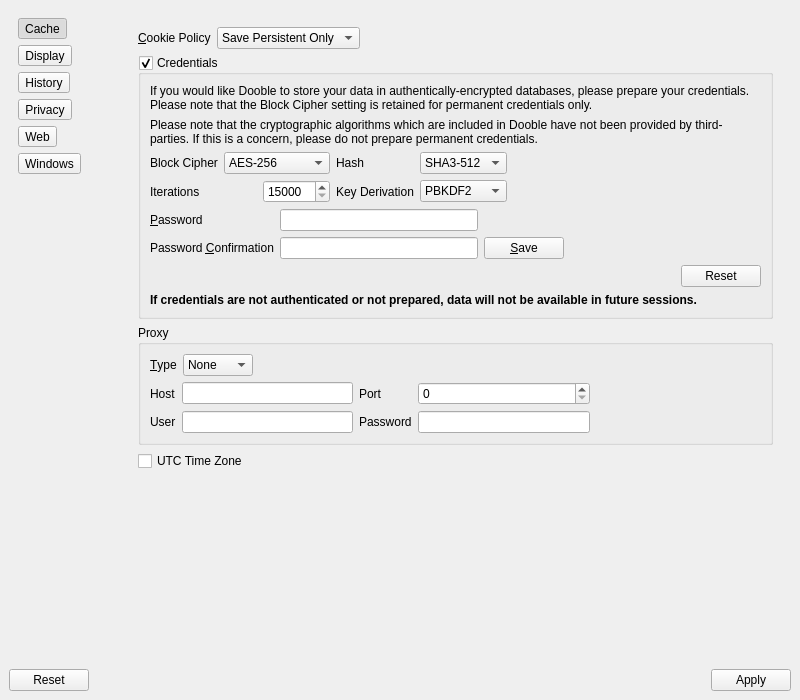
This is 2.x/UI/dooble_settings.ui in textbrowser/dooble as Qt 5 draws it before an edit. The edited form follows.
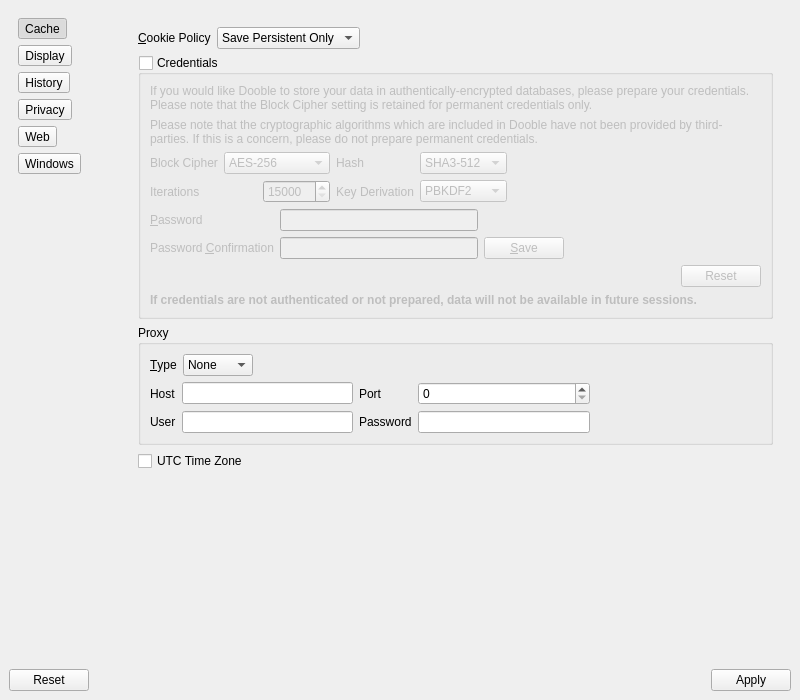
This is the edited form. The open tabs and pages were chosen to show the change. Icons and pictures are not drawn.

Commit message: Enable Local Storage.

```diff
--- a/2.x/UI/dooble_settings.ui
+++ b/2.x/UI/dooble_settings.ui
@@ -601,8 +601,8 @@
               <rect>
                <x>0</x>
                <y>0</y>
-               <width>651</width>
-               <height>631</height>
+               <width>635</width>
+               <height>642</height>
               </rect>
              </property>
              <layout class="QVBoxLayout" name="verticalLayout_8">
@@ -669,6 +669,9 @@
                 <property name="checkable">
                  <bool>true</bool>
                 </property>
+                <property name="checked">
+                 <bool>false</bool>
+                </property>
                 <layout class="QVBoxLayout" name="verticalLayout_6">
                  <item>
                   <widget class="QLabel" name="label_4">
```
Left out of the diff: 5 changed lines with no effect on the pictures. The commit also changes 2 other files.
